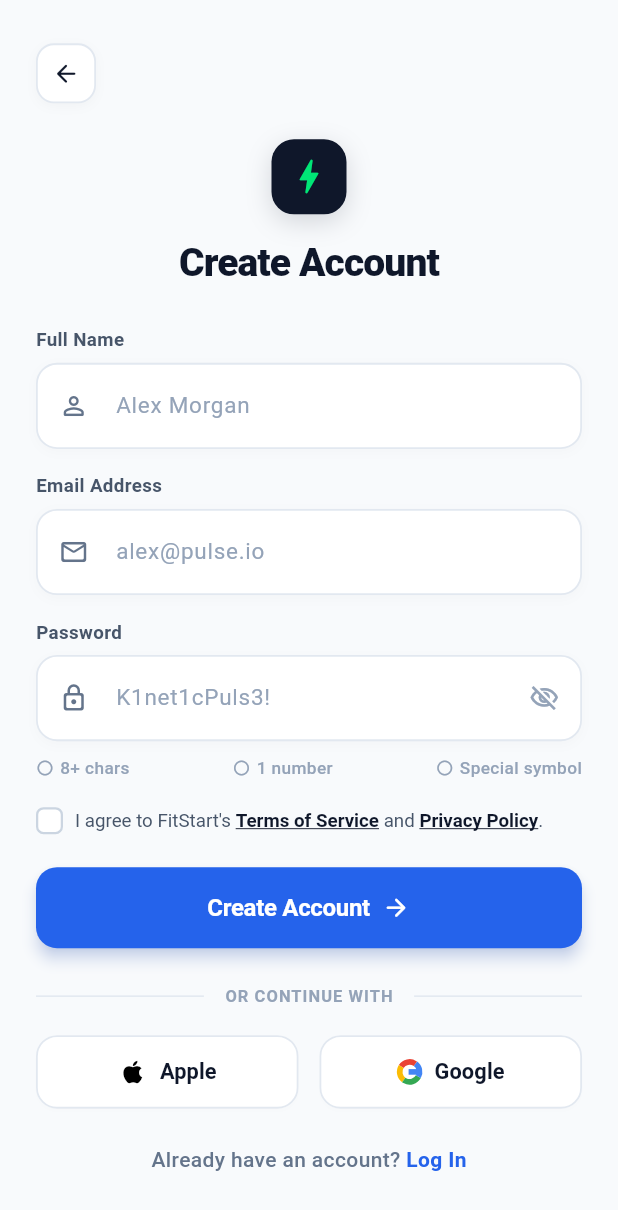
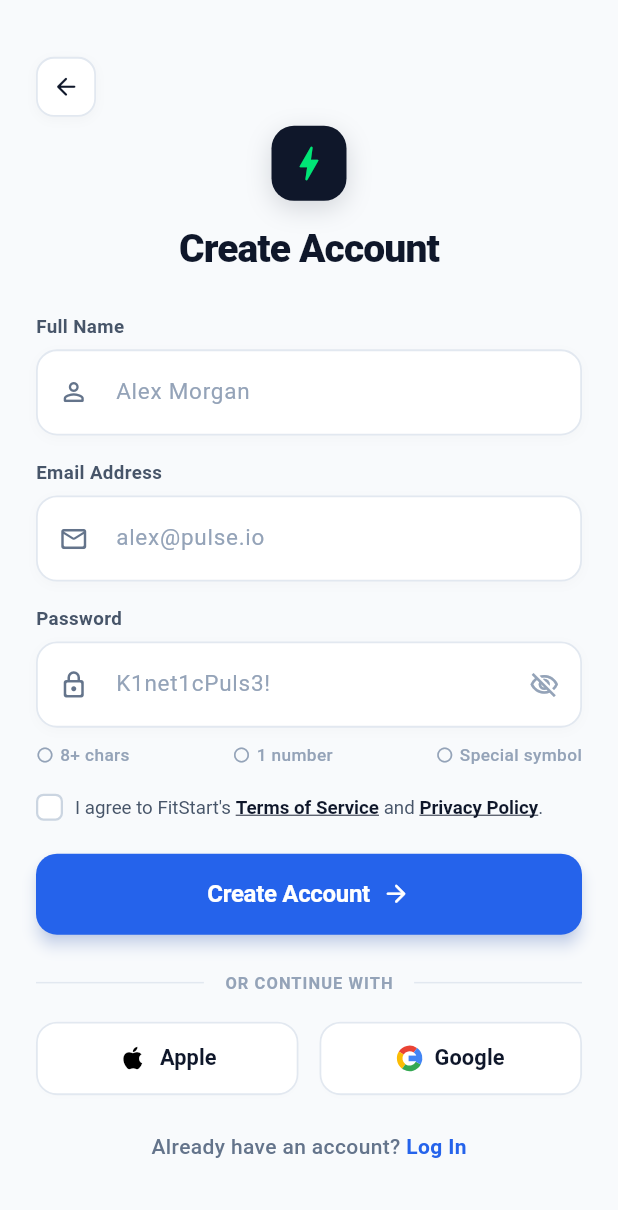
Before and after one commit to umeshanethmi/FitStart-Mobile-App, a Flutter app: the RegisterScreen screen opened directly, on a phone screen of 412 x 824 dp. Shown: the top 1210 px of the screen. Run offline on Flutter 3.47's test engine with Material 3 defaults, Android fonts, the light colour scheme and no system bars; our stand-ins replace cloud_firestore, firebase_auth, firebase_core, google_sign_in; accounts and stored records are empty.

Commit message:
Reduce vertical spacing above logo on RegisterScreen

```diff
--- a/lib/screens/register_screen.dart
+++ b/lib/screens/register_screen.dart
@@ -379,7 +379,7 @@ class _RegisterScreenState extends State<RegisterScreen> {
                   ),
                 ),
 
-                const SizedBox(height: 24),
+                const SizedBox(height: 6),
 
                 // Centered App Icon
                 Center(
```
